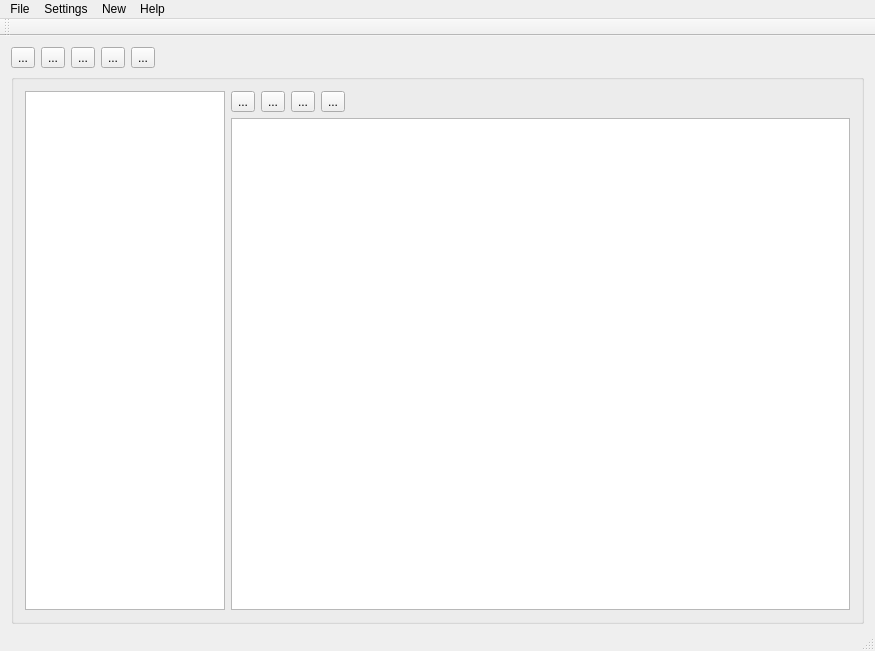
This is mainwindow.ui in QMapfileEditor/QMapfileEditor as Qt 5 draws it before an edit. The edited form follows.
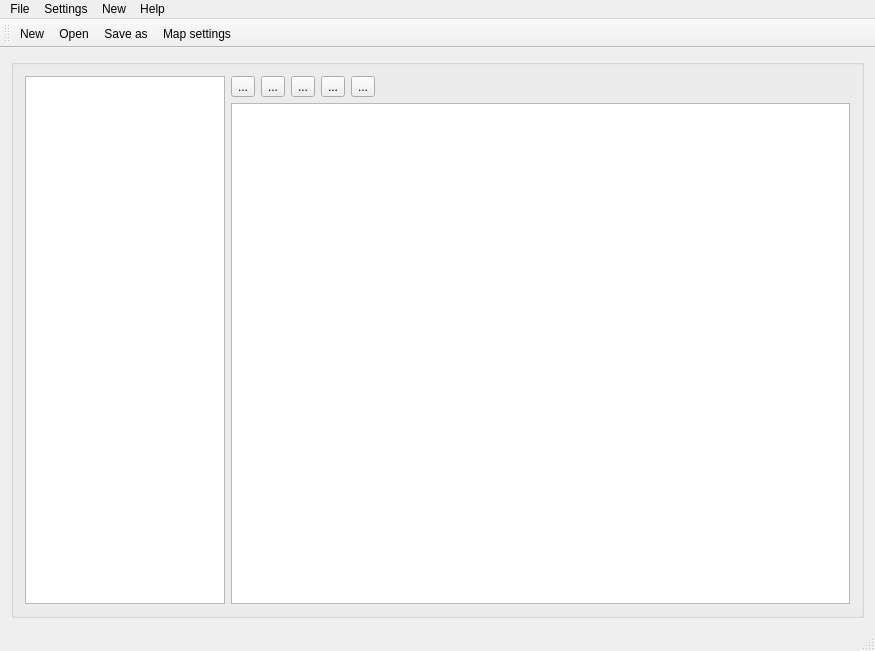
This is the edited form. Icons and pictures are not drawn.

Commit message: Move icone to toolbar

What changed in the file:
```diff
--- a/mainwindow.ui
+++ b/mainwindow.ui
@@ -37,81 +37,6 @@
   <widget class="QWidget" name="centralwidget">
    <layout class="QGridLayout" name="gridLayout_3">
     <item row="0" column="0">
-     <layout class="QHBoxLayout" name="horizontalLayout">
-      <property name="sizeConstraint">
-       <enum>QLayout::SetFixedSize</enum>
-      </property>
-      <item>
-       <widget class="QToolButton" name="mf_tb_new">
-        <property name="text">
-         <string>...</string>
-        </property>
-        <property name="icon">
-         <iconset resource="resources.qrc">
-          <normaloff>:/ui/images/icons/document-new.png</normaloff>:/ui/images/icons/document-new.png</iconset>
-        </property>
-       </widget>
-      </item>
-      <item>
-       <widget class="QToolButton" name="mf_tb_open">
-        <property name="text">
-         <string>...</string>
-        </property>
-        <property name="icon">
-         <iconset resource="resources.qrc">
-          <normaloff>:/ui/images/icons/document-open.png</normaloff>:/ui/images/icons/document-open.png</iconset>
-        </property>
-       </widget>
-      </item>
-      <item>
-       <widget class="QToolButton" name="mf_tb_save">
-        <property name="text">
-         <string>...</string>
-        </property>
-        <property name="icon">
-         <iconset resource="resources.qrc">
-          <normaloff>:/ui/images/icons/document-save.png</normaloff>:/ui/images/icons/document-save.png</iconset>
-        </property>
-       </widget>
-      </item>
-      <item>
-       <widget class="QToolButton" name="mf_tb_mapparameter">
-        <property name="text">
-         <string>...</string>
-        </property>
-        <property name="icon">
-         <iconset resource="resources.qrc">
-          <normaloff>:/ui/images/icons/tools-wizard.png</normaloff>:/ui/images/icons/tools-wizard.png</iconset>
-        </property>
-       </widget>
-      </item>
-      <item>
-       <widget class="QToolButton" name="mf_tb_preview">
-        <property name="text">
-         <string>...</string>
-        </property>
-        <property name="icon">
-         <iconset resource="resources.qrc">
-          <normaloff>:/ui/images/icons/document-preview.png</normaloff>:/ui/images/icons/document-preview.png</iconset>
-        </property>
-       </widget>
-      </item>
-      <item>
-       <spacer name="horizontalSpacer_2">
-        <property name="orientation">
-         <enum>Qt::Horizontal</enum>
-        </property>
-        <property name="sizeHint" stdset="0">
-         <size>
-          <width>40</width>
-          <height>20</height>
-         </size>
-        </property>
-       </spacer>
-      </item>
-     </layout>
-    </item>
-    <item row="1" column="0">
      <widget class="QGroupBox" name="gridGroupBox">
       <property name="sizePolicy">
        <sizepolicy hsizetype="Expanding" vsizetype="Expanding">
@@ -151,6 +76,17 @@
          </property>
          <item>
           <layout class="QHBoxLayout" name="horizontalLayout_2">
+           <item>
+            <widget class="QToolButton" name="mf_tb_preview">
+             <property name="text">
+              <string>...</string>
+             </property>
+             <property name="icon">
+              <iconset resource="resources.qrc">
+               <normaloff>:/ui/images/icons/document-preview.png</normaloff>:/ui/images/icons/document-preview.png</iconset>
+             </property>
+            </widget>
+           </item>
            <item>
             <widget class="QToolButton" name="toolButton_2">
              <property name="text">
@@ -350,6 +286,10 @@
    <attribute name="toolBarBreak">
     <bool>false</bool>
    </attribute>
+   <addaction name="actionNew"/>
+   <addaction name="actionOpen"/>
+   <addaction name="actionSaveAs"/>
+   <addaction name="actionMapSetting"/>
   </widget>
   <action name="actionNew">
    <property name="icon">
```
Left out of the diff: 49 changed lines with no effect on the pictures. The commit also changes 1 other file.
